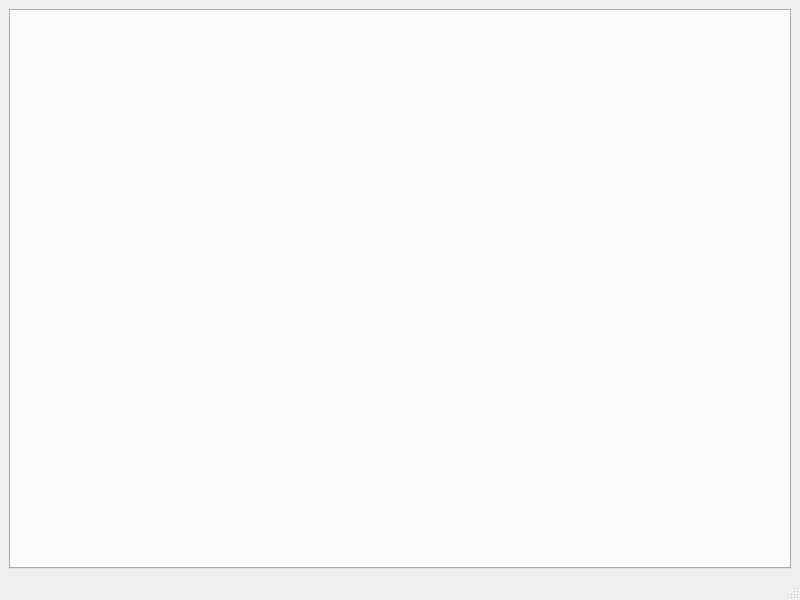
Qt form ui/shared/main_window.ui (bakatrouble/elevators) before a commit.
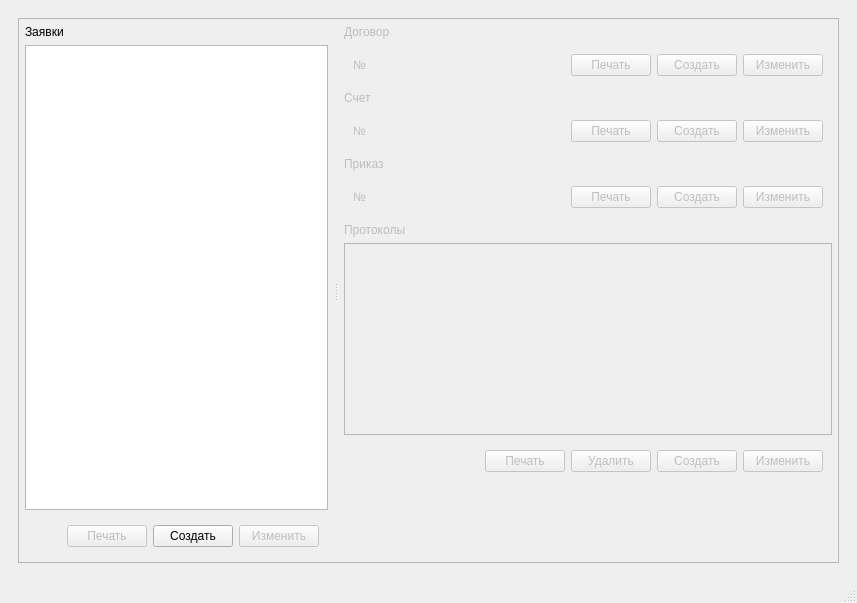
The same form after that commit.

What changed in the file:
```diff
--- a/ui/shared/main_window.ui
+++ b/ui/shared/main_window.ui
@@ -6,8 +6,8 @@
    <rect>
     <x>0</x>
     <y>0</y>
-    <width>800</width>
-    <height>600</height>
+    <width>857</width>
+    <height>603</height>
    </rect>
   </property>
   <property name="windowTitle">
@@ -16,7 +16,398 @@
   <widget class="QWidget" name="centralwidget">
    <layout class="QVBoxLayout" name="verticalLayout">
     <item>
-     <widget class="QTabWidget" name="tabWidget"/>
+     <widget class="QWidget" name="widget" native="true">
+      <layout class="QVBoxLayout" name="verticalLayout_3">
+       <item>
+        <widget class="QSplitter" name="splitter">
+         <property name="frameShape">
+          <enum>QFrame::StyledPanel</enum>
+         </property>
+         <property name="frameShadow">
+          <enum>QFrame::Sunken</enum>
+         </property>
+         <property name="orientation">
+          <enum>Qt::Horizontal</enum>
+         </property>
+         <property name="childrenCollapsible">
+          <bool>false</bool>
+         </property>
+         <widget class="QWidget" name="verticalWidget" native="true">
+          <layout class="QVBoxLayout" name="verticalLayout_2">
+           <property name="leftMargin">
+            <number>6</number>
+           </property>
+           <property name="topMargin">
+            <number>6</number>
+           </property>
+           <property name="rightMargin">
+            <number>6</number>
+           </property>
+           <property name="bottomMargin">
+            <number>6</number>
+           </property>
+           <item>
+            <widget class="QLabel" name="label">
+             <property name="text">
+              <string>Заявки</string>
+             </property>
+            </widget>
+           </item>
+           <item>
+            <widget class="QListView" name="tblApplications"/>
+           </item>
+           <item>
+            <widget class="QWidget" name="widget_2" native="true">
+             <layout class="QHBoxLayout" name="horizontalLayout_5">
+              <item>
+               <spacer name="spacer">
+                <property name="orientation">
+                 <enum>Qt::Horizontal</enum>
+                </property>
+                <property name="sizeHint" stdset="0">
+                 <size>
+                  <width>40</width>
+                  <height>20</height>
+                 </size>
+                </property>
+               </spacer>
+              </item>
+              <item>
+               <widget class="QPushButton" name="btnPrintApplication">
+                <property name="enabled">
+                 <bool>false</bool>
+                </property>
+                <property name="text">
+                 <string>Печать</string>
+                </property>
+               </widget>
+              </item>
+              <item>
+               <widget class="QPushButton" name="btnCreateApplication">
+                <property name="text">
+                 <string>Создать</string>
+                </property>
+               </widget>
+              </item>
+              <item>
+               <widget class="QPushButton" name="btnEditApplication">
+                <property name="enabled">
+                 <bool>false</bool>
+                </property>
+                <property name="text">
+                 <string>Изменить</string>
+                </property>
+               </widget>
+              </item>
+             </layout>
+            </widget>
+           </item>
+          </layout>
+         </widget>
+         <widget class="QScrollArea" name="pnlDocuments">
+          <property name="enabled">
+           <bool>false</bool>
+          </property>
+          <property name="minimumSize">
+           <size>
+            <width>500</width>
+            <height>0</height>
+           </size>
+          </property>
+          <property name="frameShape">
+           <enum>QFrame::NoFrame</enum>
+          </property>
+          <property name="widgetResizable">
+           <bool>true</bool>
+          </property>
+          <widget class="QWidget" name="scrollAreaWidgetContents_2">
+           <property name="geometry">
+            <rect>
+             <x>0</x>
+             <y>0</y>
+             <width>500</width>
+             <height>522</height>
+            </rect>
+           </property>
+           <layout class="QVBoxLayout" name="verticalLayout_4">
+            <property name="leftMargin">
+             <number>6</number>
+            </property>
+            <property name="topMargin">
+             <number>6</number>
+            </property>
+            <property name="rightMargin">
+             <number>6</number>
+            </property>
+            <property name="bottomMargin">
+             <number>6</number>
+            </property>
+            <item>
+             <widget class="QLabel" name="label_2">
+              <property name="text">
+               <string>Договор</string>
+              </property>
+             </widget>
+            </item>
+            <item>
+             <widget class="QWidget" name="horizontalWidget" native="true">
+              <layout class="QHBoxLayout" name="horizontalLayout">
+               <item>
+                <widget class="QLabel" name="lblContractNumber">
+                 <property name="text">
+                  <string>№</string>
+                 </property>
+                </widget>
+               </item>
+               <item>
+                <spacer name="spacer_2">
+                 <property name="orientation">
+                  <enum>Qt::Horizontal</enum>
+                 </property>
+                 <property name="sizeHint" stdset="0">
+                  <size>
+                   <width>40</width>
+                   <height>20</height>
+                  </size>
+                 </property>
+                </spacer>
+               </item>
+               <item>
+                <widget class="QPushButton" name="btnPrintContract">
+                 <property name="enabled">
+                  <bool>false</bool>
+                 </property>
+                 <property name="text">
+                  <string>Печать</string>
+                 </property>
+                </widget>
+               </item>
+               <item>
+                <widget class="QPushButton" name="btnCreateContract">
+                 <property name="text">
+                  <string>Создать</string>
+                 </property>
+                </widget>
+               </item>
+               <item>
+                <widget class="QPushButton" name="btnEditContract">
+                 <property name="enabled">
+                  <bool>false</bool>
+                 </property>
+                 <property name="text">
+                  <string>Изменить</string>
+                 </property>
+                </widget>
+               </item>
+              </layout>
+             </widget>
+            </item>
+            <item>
+             <widget class="QLabel" name="label_3">
+              <property name="text">
+               <string>Счет</string>
+              </property>
+             </widget>
+            </item>
+            <item>
+             <widget class="QWidget" name="horizontalWidget_2" native="true">
+              <layout class="QHBoxLayout" name="horizontalLayout_2">
+               <item>
+                <widget class="QLabel" name="lblAccountNumber">
+                 <property name="text">
+                  <string>№</string>
+                 </property>
+                </widget>
+               </item>
+               <item>
+                <spacer name="horizontalSpacer_3">
+                 <property name="orientation">
+                  <enum>Qt::Horizontal</enum>
+                 </property>
+                 <property name="sizeHint" stdset="0">
+                  <size>
+                   <width>40</width>
+                   <height>20</height>
+                  </size>
+                 </property>
+                </spacer>
+               </item>
+               <item>
+                <widget class="QPushButton" name="btnPrintAccount">
+                 <property name="enabled">
+                  <bool>false</bool>
+                 </property>
+                 <property name="text">
+                  <string>Печать</string>
+                 </property>
+                </widget>
+               </item>
+               <item>
+                <widget class="QPushButton" name="btnCreateAccount">
+                 <property name="text">
+                  <string>Создать</string>
+                 </property>
+                </widget>
+               </item>
+               <item>
+                <widget class="QPushButton" name="btnEditAccount">
+                 <property name="enabled">
+                  <bool>false</bool>
+                 </property>
+                 <property name="text">
+                  <string>Изменить</string>
+                 </property>
+                </widget>
+               </item>
+              </layout>
+             </widget>
+            </item>
+            <item>
+             <widget class="QLabel" name="label_4">
+              <property name="text">
+               <string>Приказ</string>
+              </property>
+             </widget>
+            </item>
+            <item>
+             <widget class="QWidget" name="horizontalWidget_3" native="true">
+              <layout class="QHBoxLayout" name="horizontalLayout_3">
+               <item>
+                <widget class="QLabel" name="lblOrderNumber">
+                 <property name="text">
+                  <string>№</string>
+                 </property>
+                </widget>
+               </item>
+               <item>
+                <spacer name="horizontalSpacer">
+                 <property name="orientation">
+                  <enum>Qt::Horizontal</enum>
+                 </property>
+                 <property name="sizeHint" stdset="0">
+                  <size>
+                   <width>40</width>
+                   <height>20</height>
+                  </size>
+                 </property>
+                </spacer>
+               </item>
+               <item>
+                <widget class="QPushButton" name="btnPrintOrder">
+                 <property name="enabled">
+                  <bool>false</bool>
+                 </property>
+                 <property name="text">
+                  <string>Печать</string>
+                 </property>
+                </widget>
+               </item>
+               <item>
+                <widget class="QPushButton" name="btnCreateOrder">
+                 <property name="text">
+                  <string>Создать</string>
+                 </property>
+                </widget>
+               </item>
+               <item>
+                <widget class="QPushButton" name="btnEditOrder">
+                 <property name="enabled">
+                  <bool>false</bool>
+                 </property>
+                 <property name="text">
+                  <string>Изменить</string>
+                 </property>
+                </widget>
+               </item>
+              </layout>
+             </widget>
+            </item>
+            <item>
+             <widget class="QLabel" name="label_5">
+              <property name="text">
+               <string>Протоколы</string>
+              </property>
+             </widget>
+            </item>
+            <item>
+             <widget class="QListView" name="tblProtocols"/>
+            </item>
+            <item>
+             <widget class="QWidget" name="horizontalWidget_4" native="true">
+              <layout class="QHBoxLayout" name="horizontalLayout_4">
+               <item>
+                <spacer name="horizontalSpacer_2">
+                 <property name="orientation">
+                  <enum>Qt::Horizontal</enum>
+                 </property>
+                 <property name="sizeHint" stdset="0">
+                  <size>
+                   <width>40</width>
+                   <height>20</height>
+                  </size>
+                 </property>
+                </spacer>
+               </item>
+               <item>
+                <widget class="QPushButton" name="btnPrintProtocol">
+                 <property name="enabled">
+                  <bool>false</bool>
+                 </property>
+                 <property name="text">
+                  <string>Печать</string>
+                 </property>
+                </widget>
+               </item>
+               <item>
+                <widget class="QPushButton" name="pushButton_12">
+                 <property name="enabled">
+                  <bool>false</bool>
+                 </property>
+                 <property name="text">
+                  <string>Удалить</string>
+                 </property>
+                </widget>
+               </item>
+               <item>
+                <widget class="QPushButton" name="btnCreateProtocol">
+                 <property name="text">
+                  <string>Создать</string>
+                 </property>
+                </widget>
+               </item>
+               <item>
+                <widget class="QPushButton" name="btnEditProtocol">
+                 <property name="enabled">
+                  <bool>false</bool>
+                 </property>
+                 <property name="text">
+                  <string>Изменить</string>
+                 </property>
+                </widget>
+               </item>
+              </layout>
+             </widget>
+            </item>
+            <item>
+             <spacer name="verticalSpacer">
+              <property name="orientation">
+               <enum>Qt::Vertical</enum>
+              </property>
+              <property name="sizeHint" stdset="0">
+               <size>
+                <width>20</width>
+                <height>40</height>
+               </size>
+              </property>
+             </spacer>
+            </item>
+           </layout>
+          </widget>
+         </widget>
+        </widget>
+       </item>
+      </layout>
+     </widget>
     </item>
    </layout>
   </widget>
```
Left out of the diff: 19 changed lines with no effect on the pictures.
